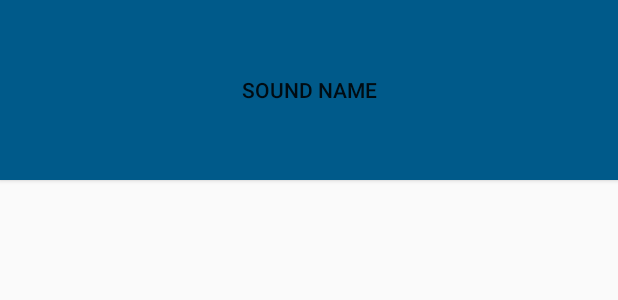
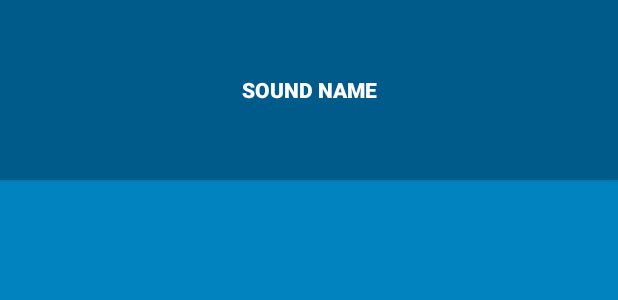
Before and after one commit to EvZhdan/MusicBox, an Android app: the layout list_item_sound.xml on its own in the app's theme, with its tools: preview values and no code run, on a phone screen of 412 x 824 dp. Shown: the top 300 px of the screen. Run offline under Robolectric (Android 15) with nearby library versions, the light colour scheme and no system bars.

Commit message:
10 MAy 2018

```diff
--- a/app/src/main/res/layout/list_item_sound.xml
+++ b/app/src/main/res/layout/list_item_sound.xml
@@ -9,7 +9,7 @@
     </data>
 
 <Button
-    style="@style/BeatBoxButton"
+    style="@style/BeatBoxButton.Strong"
     android:layout_width="match_parent"
     android:layout_height="120dp"
     android:onClick="@{() -> viewModel.onButtonClicked()}"
--- a/app/src/main/res/values/colors.xml
+++ b/app/src/main/res/values/colors.xml
@@ -9,4 +9,5 @@
     <color name="gray">#607D8B</color>
     <color name="soothing_blue">#0083BF</color>
     <color name="dark_blue">#005A8A</color>
+    <color name="background_material_dark">#ffdd00</color>
 </resources>
--- a/app/src/main/res/values/styles.xml
+++ b/app/src/main/res/values/styles.xml
@@ -1,15 +1,21 @@
 <resources>
 
     <!-- Base application theme. -->
-    <style name="AppTheme" parent="Theme.AppCompat.Light.DarkActionBar">
+    <style name="AppTheme" parent="Theme.AppCompat">
         <!-- Customize your theme here. -->
-        <item name="colorPrimary">@color/colorPrimary</item>
-        <item name="colorPrimaryDark">@color/colorPrimaryDark</item>
-        <item name="colorAccent">@color/colorAccent</item>
+        <item name="colorPrimary">@color/red</item>
+        <item name="colorPrimaryDark">@color/dark_red</item>
+        <item name="colorAccent">@color/gray</item>
+
+        <item name="android:windowBackground">@color/soothing_blue</item>
     </style>
 
     <style name="BeatBoxButton">
         <item name="android:background">@color/dark_blue</item>
     </style>
 
+    <style name="BeatBoxButton.Strong">
+        <item name="android:textStyle">bold</item>
+    </style>
+
 </resources>
```
